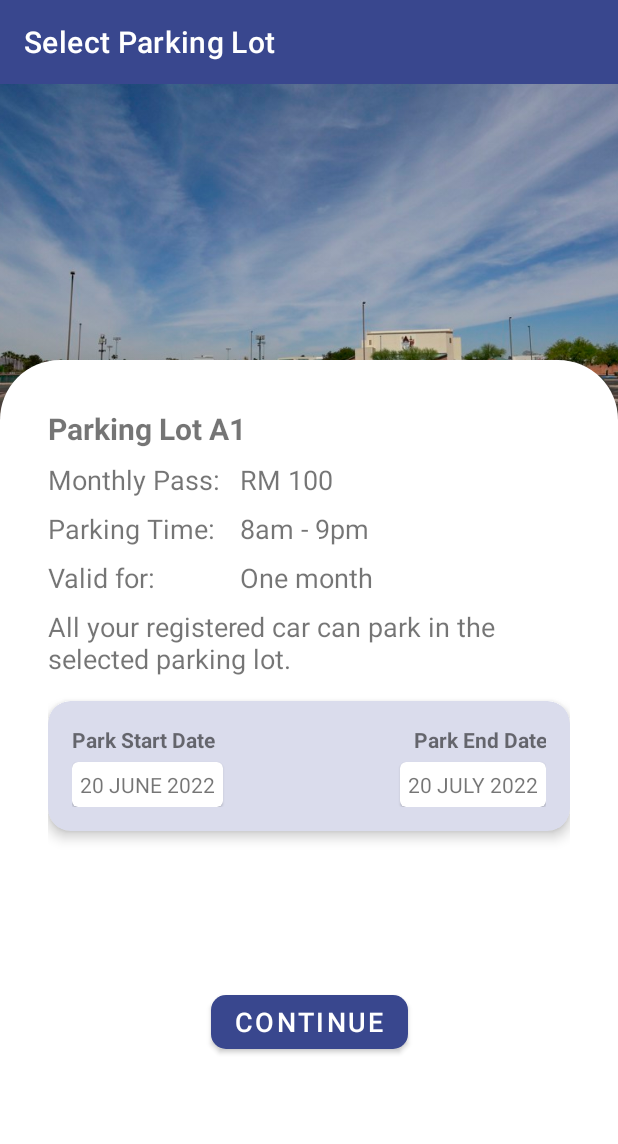
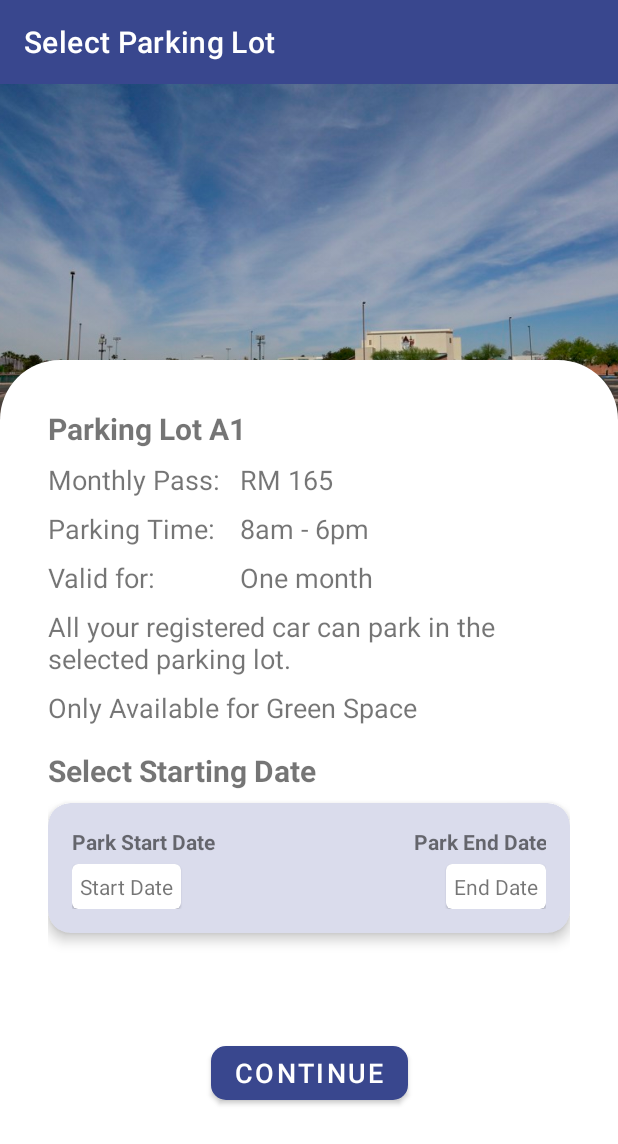
Before and after one commit to qawitherev/LETAK, an Android app: the fragment MonthlyPassSpaceSelection placed in its activity, on a phone screen of 412 x 824 dp. Shown: the top 1144 px of the screen. Run offline under Robolectric (Android 15) with nearby library versions, the phone set to English and light mode, and no system bars; our stand-ins replace Firebase (no records; nobody signed in at launch, a user with empty details on screens opened directly), navigation-ui; 2 statements that could not run were skipped.

Commit message:
Update log 1. monthlypass space selection is done (not exactly space selection)

```diff
--- a/app/src/main/java/com/abing/letak/monthlypassactivity/fragments/MonthlyPassSpaceSelection.kt
+++ b/app/src/main/java/com/abing/letak/monthlypassactivity/fragments/MonthlyPassSpaceSelection.kt
@@ -1,16 +1,35 @@
 package com.abing.letak.monthlypassactivity.fragments
 
+import android.annotation.SuppressLint
+import android.app.DatePickerDialog
 import android.os.Bundle
+import android.util.Log
 import androidx.fragment.app.Fragment
 import android.view.LayoutInflater
 import android.view.View
 import android.view.ViewGroup
+import android.widget.DatePicker
+import androidx.fragment.app.activityViewModels
 import androidx.navigation.findNavController
+import androidx.navigation.fragment.navArgs
 import com.abing.letak.R
 import com.abing.letak.databinding.FragmentMonthlyPassParkingLotSelectionBinding
 import com.abing.letak.databinding.FragmentMonthlyPassSpaceSelectionBinding
+import com.abing.letak.model.ParkingLot
+import com.abing.letak.monthlypassactivity.viewmodel.PassBookingViewModel
+import com.abing.letak.viewmodel.UserIdViewModel
+import com.google.firebase.firestore.FirebaseFirestore
+import com.google.firebase.firestore.ktx.toObject
+import java.text.SimpleDateFormat
+import java.util.*
 
-class MonthlyPassSpaceSelection : Fragment() {
+class MonthlyPassSpaceSelection : Fragment(), DatePickerDialog.OnDateSetListener {
+
+    private val passBookingViewModel: PassBookingViewModel by activityViewModels()
+    private val TAG = "MonthPassSpaceSelection"
+    private val args: MonthlyPassSpaceSelectionArgs by navArgs()
+    private val userIdViewModel: UserIdViewModel by activityViewModels()
+    private lateinit var db: FirebaseFirestore
     private var _binding: FragmentMonthlyPassSpaceSelectionBinding? = null
     private val binding get() = _binding!!
 
@@ -20,12 +39,63 @@ class MonthlyPassSpaceSelection : Fragment() {
         savedInstanceState: Bundle?
     ): View? {
         _binding = FragmentMonthlyPassSpaceSelectionBinding.inflate(layoutInflater)
+        initSetup()
+        initInfo()
         return binding.root
     }
 
+    private fun initSetup() {
+        db = FirebaseFirestore.getInstance()
+    }
+
+    private fun initInfo() {
+        db.collection("parkingLots").document(args.lotId).get().addOnSuccessListener {
+            val parkingLot = it.toObject<ParkingLot>()!!
+            binding.parkingLotName.text = parkingLot.lotName
+            Log.d(TAG, "initInfo: parkingLotName->${parkingLot.lotName}")
+        }
+    }
+
     override fun onViewCreated(view: View, savedInstanceState: Bundle?) {
+        binding.parkingDateCard.setOnClickListener {
+            pickStartDate()
+        }
         binding.spaceSelectionContinueButton.setOnClickListener { continueToPassConfirmation(it) }
         super.onViewCreated(view, savedInstanceState)
+    }
+
+    private fun pickStartDate() {
+        val c = Calendar.getInstance()
+        val year = c.get(Calendar.YEAR)
+        val month = c.get(Calendar.MONTH)
+        val day = c.get(Calendar.DAY_OF_MONTH)
+
+        val dpd = DatePickerDialog(requireContext(), R.style.LETAKDatePickerTheme,
+        this, year, month, day)
+        dpd.show()
+    }
+
+    @SuppressLint("SimpleDateFormat")
+    override fun onDateSet(p0: DatePicker?, year: Int, month: Int, day: Int) {
+        val c = Calendar.getInstance().apply {
+            set(Calendar.YEAR, year)
+            set(Calendar.MONTH, month)
+            set(Calendar.DAY_OF_MONTH, day)
+        }
+        val startDate = c.time
+        val formatter = SimpleDateFormat("dd-MMM-yyyy")
+        val formattedStartDate = formatter.format(startDate)
+        passBookingViewModel.setStartDate(formattedStartDate)
+
+        //adding 30 days into the days
+        c.add(Calendar.DAY_OF_MONTH, 30)
+        val endDate = c.time
+        val formattedEndDate = formatter.format(endDate)
+        passBookingViewModel.setEndDate(formattedEndDate)
+        binding.apply {
+            passStartDate.text = passBookingViewModel.startDate.value
+            passEndDate.text = passBookingViewModel.endDate.value
+        }
     }
 
     private fun continueToPassConfirmation(view: View?) {
--- a/app/src/main/res/layout/fragment_monthly_pass_space_selection.xml
+++ b/app/src/main/res/layout/fragment_monthly_pass_space_selection.xml
@@ -94,7 +94,7 @@
             android:id="@+id/textView4"
             android:layout_width="wrap_content"
             android:layout_height="wrap_content"
-            android:text="RM 100"
+            android:text="@string/pass_price"
             android:textSize="18sp"
             app:layout_constraintBottom_toBottomOf="@+id/monthly_pass_text"
             app:layout_constraintEnd_toEndOf="parent"
@@ -107,7 +107,7 @@
             android:layout_width="wrap_content"
             android:layout_height="wrap_content"
             android:layout_marginTop="8dp"
-            android:text="8am - 9pm"
+            android:text="@string/pass_time"
             android:textSize="18sp"
             app:layout_constraintEnd_toEndOf="parent"
             app:layout_constraintHorizontal_bias="0.0"
@@ -126,17 +126,41 @@
             app:layout_constraintStart_toStartOf="@+id/guideline20"
             app:layout_constraintTop_toBottomOf="@+id/monthly_pass_parking_time" />
 
+        <TextView
+            android:id="@+id/pass_rule"
+            android:layout_width="match_parent"
+            android:layout_height="wrap_content"
+            android:layout_marginTop="8dp"
+            android:text="@string/only_available_green"
+            android:textSize="18sp"
+            app:layout_constraintEnd_toEndOf="parent"
+            app:layout_constraintHorizontal_bias="0.5"
+            app:layout_constraintStart_toStartOf="parent"
+            app:layout_constraintTop_toBottomOf="@+id/registered_car_can_park_text" />
+
+        <TextView
+            android:layout_marginTop="16dp"
+            android:id="@+id/start_date"
+            android:layout_width="match_parent"
+            android:layout_height="wrap_content"
+            android:text="@string/select_start_date"
+            android:textSize="20sp"
+            android:textStyle="bold"
+            app:layout_constraintTop_toBottomOf="@+id/pass_rule"
+            tools:layout_editor_absoluteX="32dp" />
+
         <com.google.android.material.card.MaterialCardView
+            android:clickable="true"
             android:id="@+id/parking_date_card"
             android:layout_width="match_parent"
             android:layout_height="wrap_content"
-            android:layout_marginTop="16dp"
+            android:layout_marginTop="8dp"
             android:backgroundTint="@color/background_color"
             app:cardCornerRadius="15dp"
             app:cardElevation="5dp"
             app:layout_constraintEnd_toEndOf="parent"
             app:layout_constraintStart_toStartOf="parent"
-            app:layout_constraintTop_toBottomOf="@id/registered_car_can_park_text">
+            app:layout_constraintTop_toBottomOf="@id/start_date">
 
             <androidx.constraintlayout.widget.ConstraintLayout
                 android:layout_width="match_parent"
@@ -169,7 +193,6 @@
                     android:layout_height="wrap_content"
                     android:layout_marginTop="5dp"
                     android:backgroundTint="@color/white"
-                    android:clickable="true"
                     app:layout_constraintStart_toStartOf="parent"
                     app:layout_constraintTop_toBottomOf="@id/pass_start_date_text">
 
@@ -178,7 +201,7 @@
                         android:layout_width="match_parent"
                         android:layout_height="wrap_content"
                         android:layout_margin="5dp"
-                        android:text="20 JUNE 2022" />
+                        android:text="@string/start_date" />
                 </com.google.android.material.card.MaterialCardView>
 
                 <com.google.android.material.card.MaterialCardView
@@ -196,7 +219,7 @@
                         android:layout_width="match_parent"
                         android:layout_height="wrap_content"
                         android:layout_margin="5dp"
-                        android:text="20 JULY 2022" />
+                        android:text="@string/end_date" />
                 </com.google.android.material.card.MaterialCardView>
             </androidx.constraintlayout.widget.ConstraintLayout>
         </com.google.android.material.card.MaterialCardView>
--- a/app/src/main/res/values/strings.xml
+++ b/app/src/main/res/values/strings.xml
@@ -117,6 +117,12 @@
     <string name="valid_for">Valid for: </string>
     <string name="monthly_pass_selection">Monthly Pass: </string>
     <string name="parking_time_selection">Parking Time: </string>
+    <string name="only_available_green">Only Available for Green Space</string>
+    <string name="select_start_date">Select Starting Date</string>
+    <string name="pass_time">8am - 6pm</string>
+    <string name="pass_price">RM 165</string>
+    <string name="start_date">Start Date</string>
+    <string name="end_date">End Date</string>
 
     <!--    pass confirmation fragment     -->
     <string name="important_notice">Important notice: </string>
```
Also changed, not shown: app/src/main/java/com/abing/letak/model/PassBooking.kt (added, +9 -0 lines), app/src/main/java/com/abing/letak/monthlypassactivity/viewmodel/PassBookingViewModel.kt (added, +43 -0 lines).
